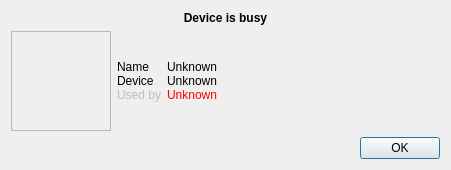
Qt form audio/QvkAlsaBusyDialog.ui (yanuarakhid/vokoscreen) before a commit.
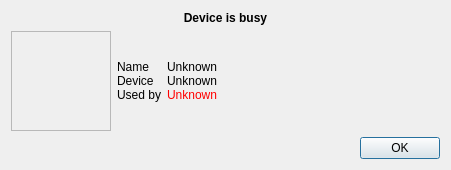
The same form after that commit. Icons and pictures are not drawn.

Commit message: alsaBusyDialog is now a Designer ui dialog

Diff of the .ui file:
```diff
--- a/audio/QvkAlsaBusyDialog.ui
+++ b/audio/QvkAlsaBusyDialog.ui
@@ -150,9 +150,6 @@
        </item>
        <item row="2" column="0">
         <widget class="QLabel" name="label_UsedBy">
-         <property name="enabled">
-          <bool>false</bool>
-         </property>
          <property name="text">
           <string>Used by</string>
          </property>
```
Left out of the diff: 5 changed lines with no effect on the pictures. The commit also changes 6 other files.
